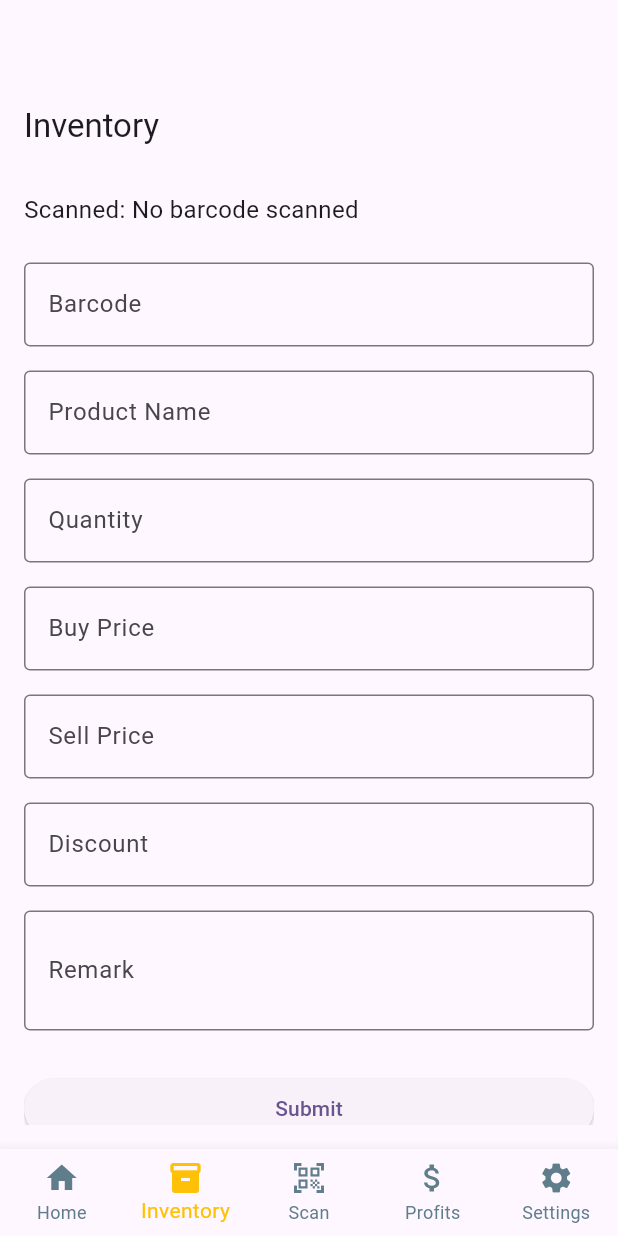
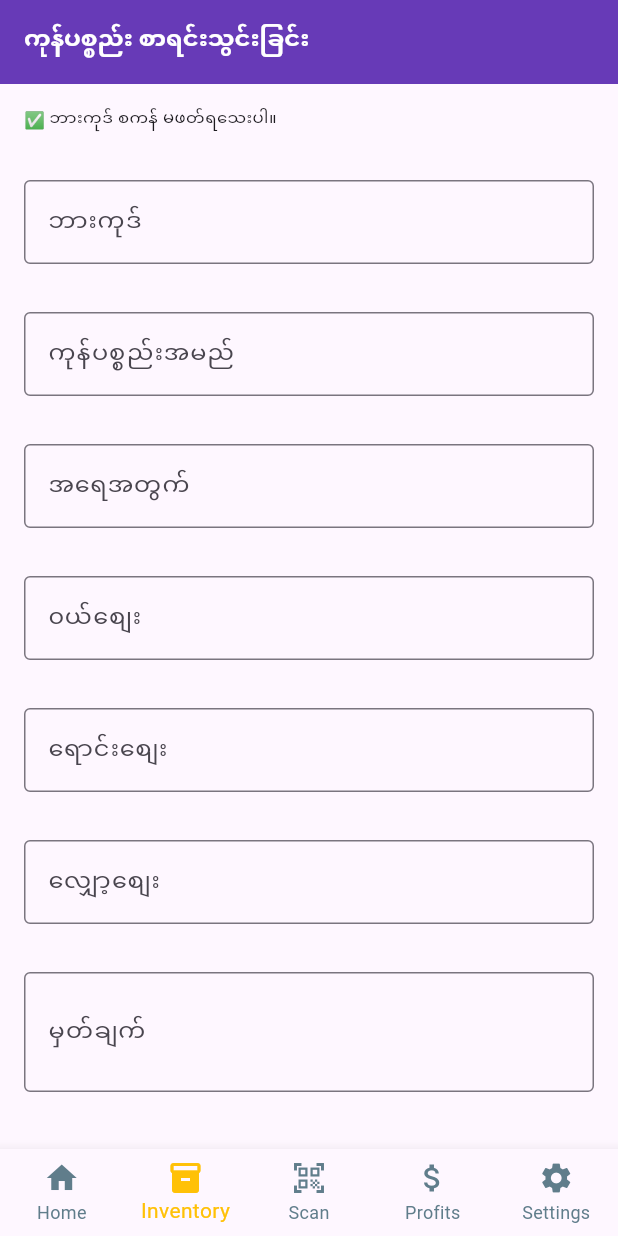
Before and after one commit to AungNaingPhyo2006/my_shop, a Flutter app: the screen it shows after launch, item 2 of the bottom bar chosen, on a phone screen of 412 x 824 dp. Run offline on Flutter 3.47's test engine with Material 3 defaults, Android fonts, the phone set to English and light mode, and no system bars; our stand-ins replace flutter_riverpod, sqflite; missing offline and left inert: mobile_scanner; accounts and stored records are empty.

Commit message:
add productlist and navigations

```diff
--- a/lib/bottomNavigation/main_navigator.dart
+++ b/lib/bottomNavigation/main_navigator.dart
@@ -34,8 +34,6 @@ class _MainNavigatorState extends State<MainNavigator> {
   @override
   Widget build(BuildContext context) {
     return Scaffold(
-      appBar: AppBar(
-      ),
       body: widgetOptions.elementAt(_selectedIndex),
       bottomNavigationBar: BottomNavigationBar(
         showSelectedLabels: true,
--- a/lib/main.dart
+++ b/lib/main.dart
@@ -14,7 +14,7 @@ class MyApp extends StatelessWidget {
   @override
   Widget build(BuildContext context) {
     return MaterialApp(
-      title: 'Flutter Demo',
+      title: 'My Shop',
       theme: ThemeData(
         colorScheme: ColorScheme.fromSeed(seedColor: Colors.deepPurple),
         useMaterial3: true,
--- a/lib/screens/inventory/inventory_screen.dart
+++ b/lib/screens/inventory/inventory_screen.dart
@@ -72,7 +72,11 @@ class _InventoryScreenState extends ConsumerState<InventoryScreen> {
   }
 
     return Scaffold(
-      appBar: AppBar(title: const Text('Inventory')),
+   appBar: AppBar(title: const Text('ကုန်ပစ္စည်း စာရင်းသွင်းခြင်း',style: TextStyle(
+    color: Colors.white,
+    fontSize: 16,
+    fontWeight: FontWeight.bold,
+  ),), backgroundColor: Colors.deepPurple),
       body: Padding(
         padding: const EdgeInsets.all(16.0),
         child: Form(
@@ -80,21 +84,50 @@ class _InventoryScreenState extends ConsumerState<InventoryScreen> {
           child: ListView(
             children: [
               Text(
-                'Scanned: ${barcodeValue ?? 'No barcode scanned'}',
-                style: const TextStyle(fontSize: 16),
+                '✅ ${barcodeValue != null ? 'ကုန်ပစ္စည်း အချက်အလက်များ ရိုက်ထည့်ပါ။': 'ဘားကုဒ် စကန် မဖတ်ရသေးပါ။'}',
+                style: const TextStyle(fontSize: 11),
               ),
               const SizedBox(height: 16),
-              _buildTextField('Barcode', barcodeController),
-              _buildTextField('Product Name', productNameController),
-              _buildTextField('Quantity', qtyController, isNumber: true),
-              _buildTextField('Buy Price', buyPriceController, isDecimal: true),
-              _buildTextField('Sell Price', sellPriceController, isDecimal: true),
-              _buildTextField('Discount', discountController, isDecimal: true),
-              _buildTextField('Remark', remarkController, maxLines: 2),
-              const SizedBox(height: 20),
-              ElevatedButton(
-                onPressed: _submit,
-                child: const Text('Submit'),
+              _buildTextField('ဘားကုဒ်', barcodeController),
+              _buildTextField('ကုန်ပစ္စည်းအမည်', productNameController),
+              _buildTextField('အရေအတွက်', qtyController, isNumber: true),
+              _buildTextField('၀ယ်စျေး', buyPriceController, isDecimal: true),
+              _buildTextField('ရောင်းစျေး', sellPriceController, isDecimal: true),
+              _buildTextField('လျှော့စျေး', discountController, isDecimal: true),
+              _buildTextField('မှတ်ချက်', remarkController, maxLines: 2),
+              const SizedBox(height: 24),
+             Row(
+                mainAxisAlignment: MainAxisAlignment.spaceBetween,
+                children: [
+                  Expanded(
+                    child: ElevatedButton.icon(
+                      onPressed: () {
+                        // Add scan logic
+                      },
+                      icon: const Icon(Icons.qr_code_scanner),
+                      label: const Text('Scan'),
+                      style: ElevatedButton.styleFrom(
+                        backgroundColor: const Color.fromARGB(255, 161, 214, 189),
+                        foregroundColor: Colors.white,
+                        padding: const EdgeInsets.symmetric(vertical: 12),
+                      ),
+                    ),
+                  ),
+                  const SizedBox(width: 12),
+                  Expanded(
+                    child: ElevatedButton.icon(
+                      onPressed: _submit,
+                      icon: const Icon(Icons.save),
+                      label: const Text('Submit'),
+                      style: ElevatedButton.styleFrom(
+                        backgroundColor: const Color.fromARGB(255, 71, 6, 211),
+                        foregroundColor: Colors.white,
+                        padding: const EdgeInsets.symmetric(vertical: 12),
+                      ),
+                    ),
+                  ),
+
+                ],
               ),
             ],
           ),
@@ -111,7 +144,7 @@ class _InventoryScreenState extends ConsumerState<InventoryScreen> {
     int maxLines = 1,
   }) {
     return Padding(
-      padding: const EdgeInsets.symmetric(vertical: 8.0),
+      padding: const EdgeInsets.symmetric(vertical: 16.0),
       child: TextFormField(
         controller: controller,
         keyboardType: isNumber
@@ -120,7 +153,7 @@ class _InventoryScreenState extends ConsumerState<InventoryScreen> {
                 ? const TextInputType.numberWithOptions(decimal: true)
                 : TextInputType.text,
         validator: (value) =>
-            value == null || value.isEmpty ? 'Enter $label' : null,
+            value == null || value.isEmpty ? '⚠️ $label ရိုက်ထည့်ပါ။' : null,
         maxLines: maxLines,
         decoration: InputDecoration(
           labelText: label,
```
Also changed, not shown: lib/screens/home/home_screen.dart (+24 -83 lines), lib/screens/products/product_list_screen.dart (added, +98 -0 lines), lib/screens/scanner/mobile_scanner_screen.dart (+9 -0 lines).
